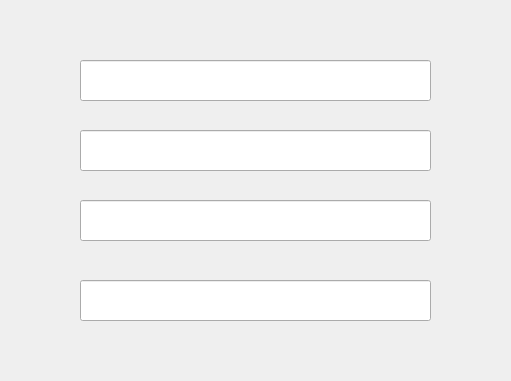
This is layouts/register.ui in ryantrain/Prodmax as Qt 5 draws it before an edit; both pictures show x 330 to 841 and y 190 to 571 of the 1090 by 876 pixel window. The edited form follows.
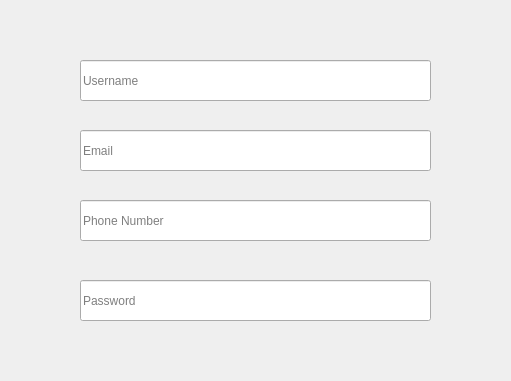
This is the edited form.

Patch:
```diff
--- a/layouts/register.ui
+++ b/layouts/register.ui
@@ -35,6 +35,9 @@
      <height>41</height>
     </rect>
    </property>
+   <property name="placeholderText">
+    <string>Username</string>
+   </property>
   </widget>
   <widget class="QLineEdit" name="password_field">
    <property name="geometry">
@@ -45,6 +48,9 @@
      <height>41</height>
     </rect>
    </property>
+   <property name="placeholderText">
+    <string>Password</string>
+   </property>
   </widget>
   <widget class="QLineEdit" name="email_field">
    <property name="geometry">
@@ -55,6 +61,9 @@
      <height>41</height>
     </rect>
    </property>
+   <property name="placeholderText">
+    <string>Email</string>
+   </property>
   </widget>
   <widget class="QLineEdit" name="phone_number_field">
    <property name="geometry">
@@ -65,6 +74,9 @@
      <height>41</height>
     </rect>
    </property>
+   <property name="placeholderText">
+    <string>Phone Number</string>
+   </property>
   </widget>
  </widget>
  <tabstops>
```
